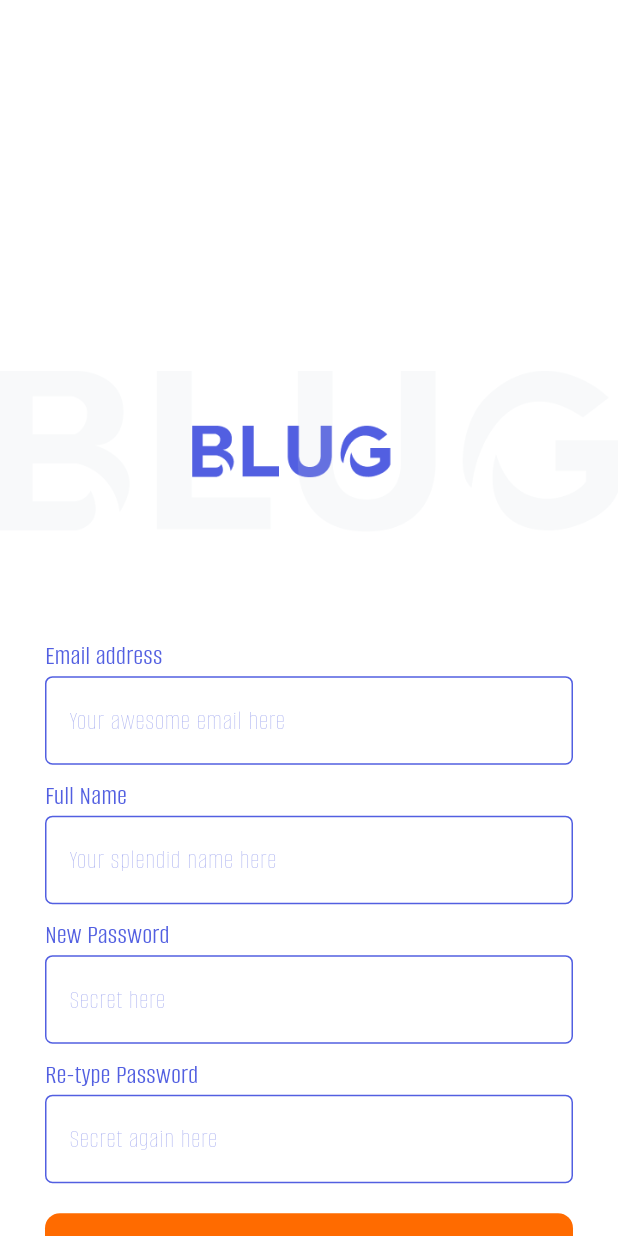
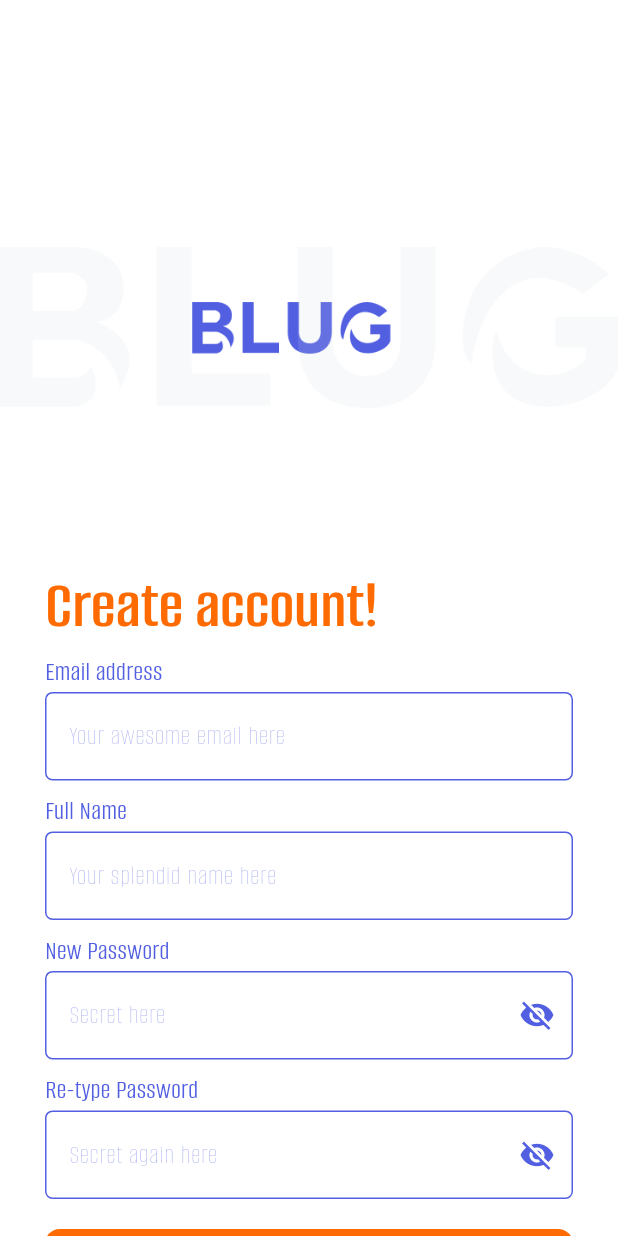
Before and after one commit to dhrisyapn/blug, a Flutter app: the SignUpPage screen opened directly, on a phone screen of 412 x 824 dp. Run offline on Flutter 3.47's test engine with Material 3 defaults, Android fonts, the phone set to English and light mode, and no system bars.

Commit message:
update ui in signup page

```diff
--- a/lib/main.dart
+++ b/lib/main.dart
@@ -25,6 +25,6 @@ class MyApp extends StatelessWidget {
           scaffoldBackgroundColor: Colors.white,
           useMaterial3: true,
         ),
-        home: LoginPage());
+        home: SignUpPage());
   }
 }
--- a/lib/signup.dart
+++ b/lib/signup.dart
@@ -8,6 +8,32 @@ class SignUpPage extends StatefulWidget {
 }
 
 class _SignUpPageState extends State<SignUpPage> {
+  bool visible = false;
+  var eyeicon = const Icon(Icons.visibility_off);
+  void toggleicon() {
+    setState(() {
+      visible = !visible;
+      if (!visible) {
+        eyeicon = const Icon(Icons.visibility);
+      } else {
+        eyeicon = const Icon(Icons.visibility_off);
+      }
+    });
+  }
+
+  bool visible1 = false;
+  var eyeicon1 = const Icon(Icons.visibility_off);
+  void toggleicon1() {
+    setState(() {
+      visible1 = !visible1;
+      if (!visible1) {
+        eyeicon1 = const Icon(Icons.visibility);
+      } else {
+        eyeicon1 = const Icon(Icons.visibility_off);
+      }
+    });
+  }
+
   @override
   Widget build(BuildContext context) {
     return Scaffold(
@@ -17,11 +43,23 @@ class _SignUpPageState extends State<SignUpPage> {
           crossAxisAlignment: CrossAxisAlignment.start,
           children: [
             SizedBox(
-              height: MediaQuery.of(context).size.height * 0.3,
+              height: MediaQuery.of(context).size.height * 0.2,
             ),
             Image.asset('assets/Group 12.png'),
             SizedBox(
-              height: 70,
+              height: MediaQuery.of(context).size.height * 0.12,
+            ),
+            Padding(
+              padding: const EdgeInsets.only(left: 30),
+              child: Text(
+                'Create account!',
+                style: TextStyle(
+                  color: Color(0xFFFF6B00),
+                  fontSize: 45,
+                  fontFamily: 'Alumni Sans',
+                  fontWeight: FontWeight.w600,
+                ),
+              ),
             ),
             Padding(
               padding: const EdgeInsets.only(left: 30, right: 30),
@@ -129,12 +167,17 @@ class _SignUpPageState extends State<SignUpPage> {
                         borderSide:
                             BorderSide(width: 1, color: Color(0xFF525FE1)),
                       ),
+                      suffixIcon: IconButton(
+                          onPressed: toggleicon,
+                          icon: eyeicon,
+                          color: Color(0xff525FE1)),
                     ),
                     style: TextStyle(
                       color: Color(0xFF525FE1),
                       fontSize: 17,
                     ),
                     cursorColor: Color(0xFF525FE1),
+                    obscureText: visible,
                   ),
                   SizedBox(
                     height: 8,
@@ -166,12 +209,17 @@ class _SignUpPageState extends State<SignUpPage> {
                         borderSide:
                             BorderSide(width: 1, color: Color(0xFF525FE1)),
                       ),
+                      suffixIcon: IconButton(
+                          onPressed: toggleicon1,
+                          icon: eyeicon1,
+                          color: Color(0xff525FE1)),
                     ),
                     style: TextStyle(
                       color: Color(0xFF525FE1),
                       fontSize: 17,
                     ),
                     cursorColor: Color(0xFF525FE1),
+                    obscureText: visible1,
                   ),
                   SizedBox(
                     height: 20,
```
